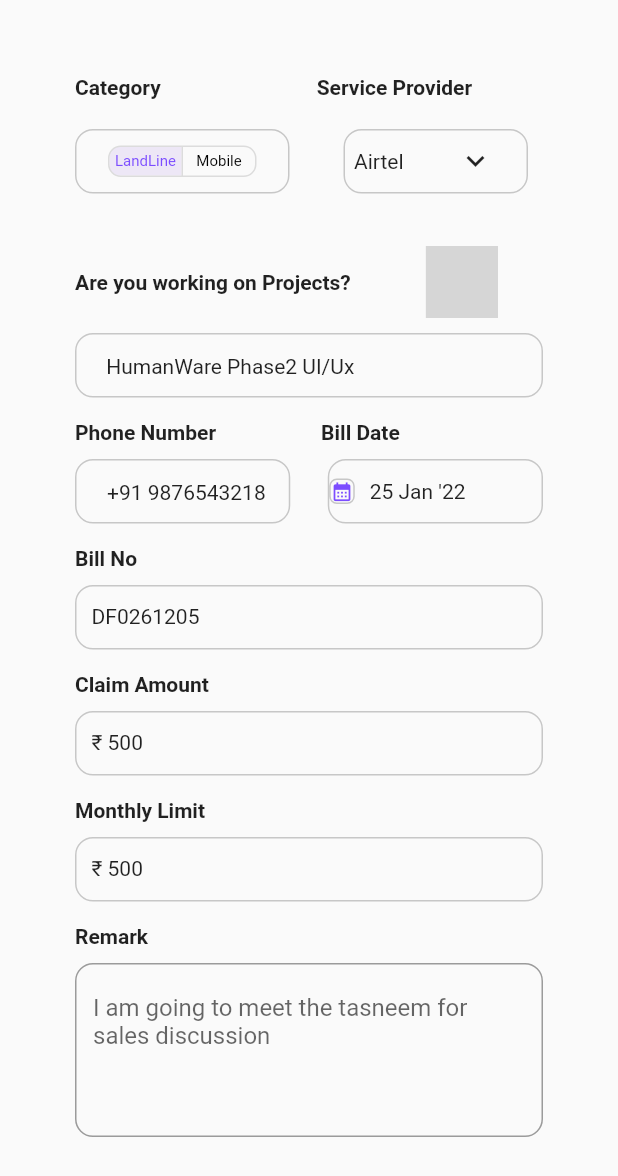
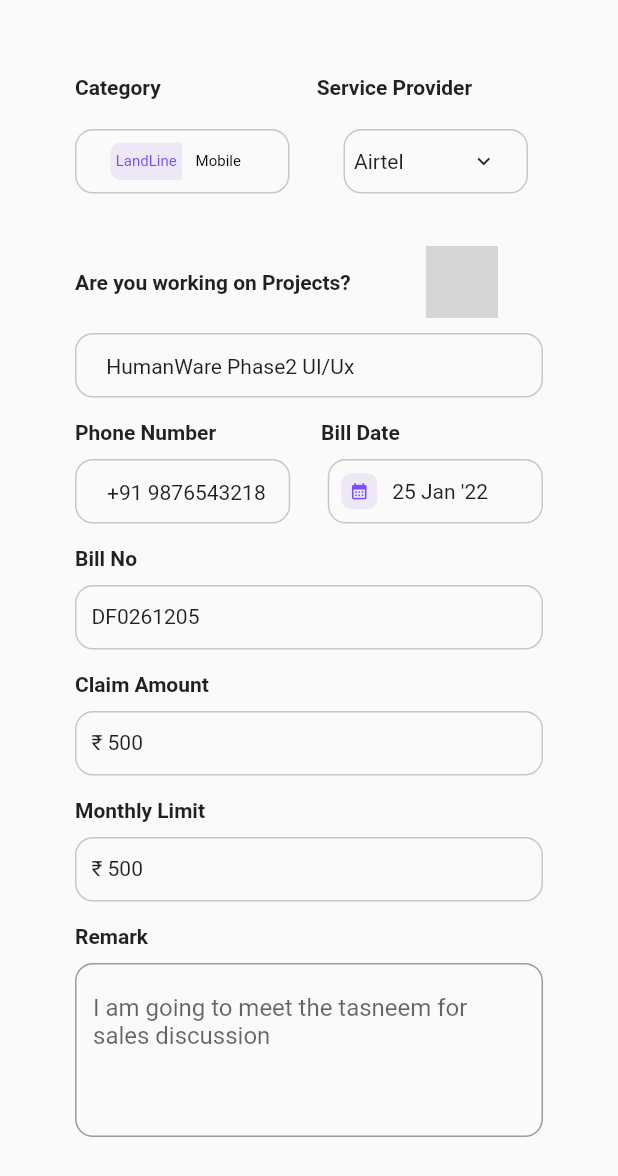
Before and after one commit to indhumathi1511/humanware, a Flutter app: the Mobile screen opened directly, on a phone screen of 412 x 824 dp. Shown: the top 1176 px of the screen. Run offline on Flutter 3.47's test engine with Material 2 defaults, Android fonts, the phone set to English and light mode, and no system bars; our stand-ins replace dotted_border, getwidget; network calls fail; grey boxes are pictures that could not be loaded.

Commit message:
Icon padding corrected

```diff
--- a/lib/constants.dart
+++ /dev/null
@@ -1,9 +0,0 @@
-import 'package:flutter/material.dart';
-
-const kPrimaryColor = Colors.deepPurpleAccent;
-final kboxdecoration = BoxDecoration(
-    shape: BoxShape.rectangle,
-    borderRadius: BorderRadius.circular(12),
-    border: Border.all(color: Color(0xFFC7C7C7)));
-const ktextStyle = TextStyle(fontWeight: FontWeight.w600);
-const kBorderColor = Color(0xFFC7C7C7);
--- a/lib/mobile.dart
+++ b/lib/mobile.dart
@@ -2,9 +2,13 @@ import 'package:dotted_border/dotted_border.dart';
 import 'package:flutter/material.dart';
 import 'package:getwidget/components/toggle/gf_toggle.dart';
 
-import 'constants.dart';
-import 'toggle1.dart';
-//import 'toggle.dart';
+const kPrimaryColor = Colors.deepPurpleAccent;
+final kboxdecoration = BoxDecoration(
+    shape: BoxShape.rectangle,
+    borderRadius: BorderRadius.circular(12),
+    border: Border.all(color: Color(0xFFC7C7C7)));
+const ktextStyle = TextStyle(fontWeight: FontWeight.w600);
+final kBorderColor = Colors.deepPurple.shade50;
 
 class Mobile extends StatefulWidget {
   const Mobile({Key? key}) : super(key: key);
@@ -64,9 +68,12 @@ class _MobileState extends State<Mobile> {
                               ),
                             ),
                             SizedBox(
-                              width: 30,
+                              width: 39,
                             ),
-                            Icon(Icons.keyboard_arrow_down),
+                            Icon(
+                              Icons.keyboard_arrow_down,
+                              size: 17,
+                            ),
                           ],
                         ),
                       ),
@@ -150,22 +157,27 @@ class _MobileState extends State<Mobile> {
                   width: 25,
                 ),
                 Expanded(
-                    flex: 1,
-                    child: Container(
-                      height: 43,
-                      decoration: kboxdecoration,
+                  flex: 1,
+                  child: Container(
+                    height: 43,
+                    width: 295,
+                    decoration: kboxdecoration,
+                    child: Padding(
+                      padding: const EdgeInsets.all(8.0),
                       child: Row(
                         children: [
                           Container(
+                            height: 24,
+                            width: 24,
+                            decoration: BoxDecoration(
+                              borderRadius: BorderRadius.circular(7),
+                              color: kBorderColor,
+                            ),
                             child: Icon(
                               Icons.calendar_month,
-                              size: 15,
+                              size: 13,
                               color: kPrimaryColor,
                             ),
-                            decoration: BoxDecoration(
-                                shape: BoxShape.rectangle,
-                                borderRadius: BorderRadius.circular(5),
-                                border: Border.all(color: Color(0xFFC7C7C7))),
                           ),
                           SizedBox(
                             width: 10,
@@ -173,14 +185,9 @@ class _MobileState extends State<Mobile> {
                           Text('25 Jan \'22'),
                         ],
                       ),
-                    )
-
-                    // BoxContainer(
-                    //   text: '25 Jan \'22',
-                    //
-                    //   icon: Icons.calendar_month,
-                    // ),
                     ),
+                  ),
+                ),
               ],
             ),
             SizedBox(
@@ -215,9 +222,9 @@ class _MobileState extends State<Mobile> {
             Container(
               height: 43,
               decoration: kboxdecoration,
-              child: Padding(
-                padding: const EdgeInsets.only(
-                    left: 10, right: 5, top: 12, bottom: 11),
+              child: const Padding(
+                padding:
+                    EdgeInsets.only(left: 10, right: 5, top: 12, bottom: 11),
                 child: Text('₹ 500'),
               ),
             ),
@@ -255,6 +262,7 @@ class _MobileState extends State<Mobile> {
               decoration: InputDecoration(
                 border: OutlineInputBorder(
                   borderRadius: BorderRadius.circular((12)),
+                  // border: Border.all(color: Color(0xFFC7C7C7)),
                 ),
                 hintText: 'I am going to meet the tasneem for sales discussion',
               ),
@@ -331,26 +339,56 @@ class _MobileState extends State<Mobile> {
   }
 }
 
-// class TextFieldWidget extends StatelessWidget {
-//   TextFieldWidget({required this.text});
-//   final String text;
-//   @override
-//   Widget build(BuildContext context) {
-//     return Container(
-//       height: 43,
-//       width: 135,
-//       child: Center(
-//         child: TextField(
-//           minLines: 1,
-//           style: TextStyle(fontSize: 15),
-//           decoration: InputDecoration(
-//             border: OutlineInputBorder(
-//               borderRadius: BorderRadius.circular((12)),
-//             ),
-//             hintText: text,
-//           ),
-//         ),
-//       ),
-//     );
-//   }
-// }
+class ToggleButtonn extends StatefulWidget {
+  const ToggleButtonn({Key? key}) : super(key: key);
+
+  @override
+  State<ToggleButtonn> createState() => _ToggleButtonnState();
+}
+
+class _ToggleButtonnState extends State<ToggleButtonn> {
+  List<bool> isSelected = [true, false];
+
+  @override
+  Widget build(BuildContext context) {
+    return Container(
+      height: 43,
+      width: 135,
+      padding: EdgeInsets.all(8),
+      decoration: BoxDecoration(
+        //shape: BoxShape.rectangle,
+        borderRadius: BorderRadius.circular(12),
+        border: Border.all(color: Color(0xFFC7C7C7)),
+      ),
+      child: Center(
+        child: buildToggleButtons('LandLine', 'Mobile'),
+      ),
+    );
+  }
+
+  ToggleButtons buildToggleButtons(String text1, String text2) {
+    return ToggleButtons(
+      isSelected: isSelected,
+      selectedColor: Colors.deepPurpleAccent,
+      color: Colors.black,
+      fillColor: Colors.deepPurple[50],
+      renderBorder: false,
+      borderRadius: BorderRadius.circular(8),
+      children: <Widget>[
+        Text(text1,
+            style: TextStyle(
+              fontSize: 10,
+            )),
+        Text(text2, style: TextStyle(fontSize: 10)),
+      ],
+      onPressed: (int index) {
+        setState(() {
+          for (int i = 0; i < isSelected.length; i++) {
+            isSelected[i] = i == index;
+          }
+          // isSelected[index] = !isSelected[index];
+        });
+      },
+    );
+  }
+}
--- a/lib/toggle1.dart
+++ /dev/null
@@ -1,52 +0,0 @@
-import 'package:flutter/material.dart';
-
-class ToggleButtonn extends StatefulWidget {
-  const ToggleButtonn({Key? key}) : super(key: key);
-
-  @override
-  State<ToggleButtonn> createState() => _ToggleButtonnState();
-}
-
-class _ToggleButtonnState extends State<ToggleButtonn> {
-  List<bool> isSelected = [true, false];
-
-  @override
-  Widget build(BuildContext context) {
-    return Container(
-      height: 43,
-      width: 135,
-      padding: EdgeInsets.all(10),
-      decoration: BoxDecoration(
-        shape: BoxShape.rectangle,
-        borderRadius: BorderRadius.circular(12),
-        border: Border.all(color: Color(0xFFC7C7C7)),
-      ),
-      child: Center(
-        child: buildToggleButtons('LandLine', 'Mobile'),
-      ),
-    );
-  }
-
-  ToggleButtons buildToggleButtons(String text1, String text2) {
-    return ToggleButtons(
-      isSelected: isSelected,
-      selectedColor: Colors.deepPurpleAccent,
-      color: Colors.black,
-      fillColor: Colors.deepPurple[50],
-      renderBorder: true,
-      borderRadius: BorderRadius.circular(8),
-      children: <Widget>[
-        Text(text1, style: TextStyle(fontSize: 10)),
-        Text(text2, style: TextStyle(fontSize: 10)),
-      ],
-      onPressed: (int index) {
-        setState(() {
-          for (int i = 0; i < isSelected.length; i++) {
-            isSelected[i] = i == index;
-          }
-          // isSelected[index] = !isSelected[index];
-        });
-      },
-    );
-  }
-}
--- a/pubspec.yaml
+++ b/pubspec.yaml
@@ -31,7 +31,7 @@ dependencies:
     sdk: flutter
   getwidget: ^2.0.5
   dotted_border: ^2.0.0+2
-
+  font_awesome_flutter: ^9.2.0
 
   # The following adds the Cupertino Icons font to your application.
   # Use with the CupertinoIcons class for iOS style icons.
```
Also changed, not shown: lib/local_travel.dart (+122 -154 lines), lib/toggle.dart (deleted, +0 -52 lines), pubspec.lock.
